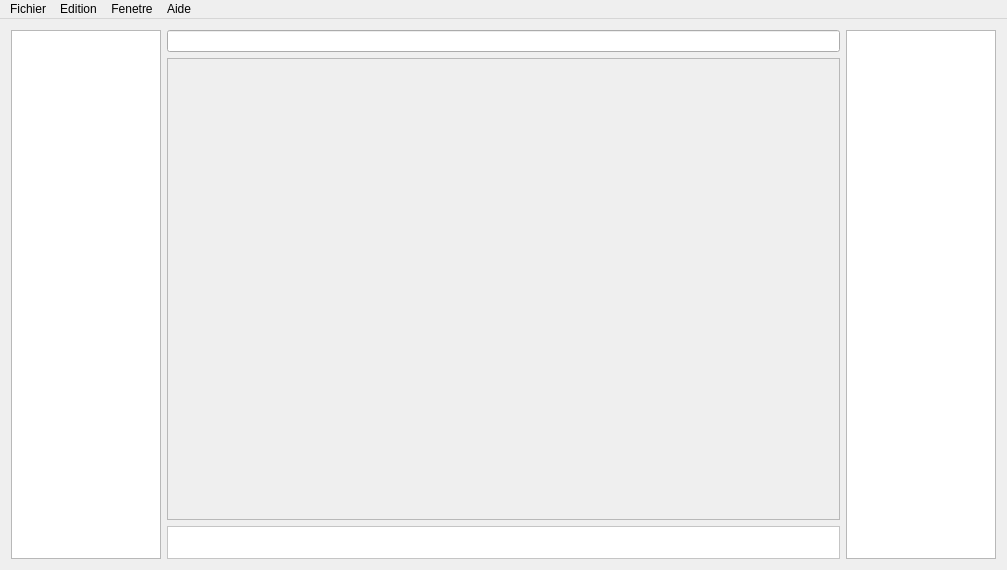
Old version of the form ChatIRC/mainframe.ui in the repository Phoenix63/IRC-like.
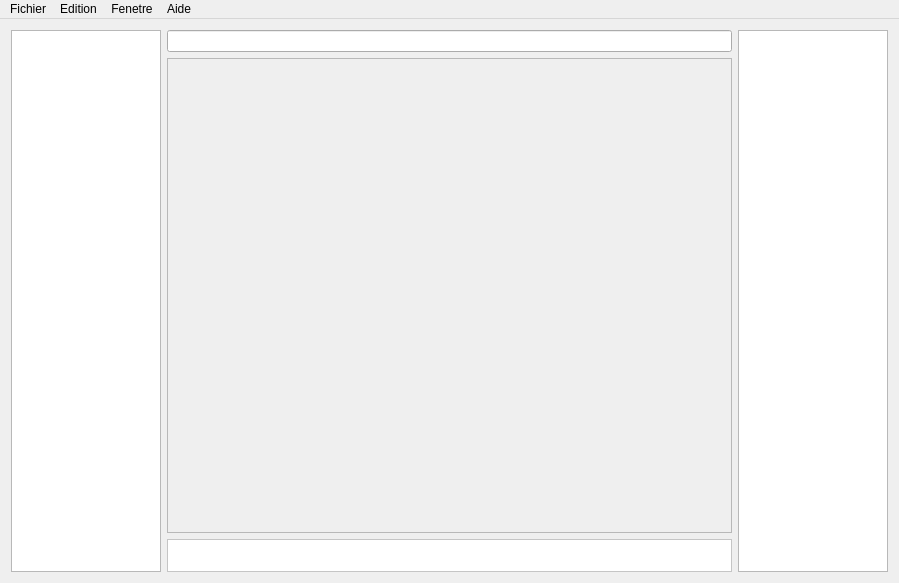
New version of the form.

Patch:
```diff
--- a/ChatIRC/mainframe.ui
+++ b/ChatIRC/mainframe.ui
@@ -6,8 +6,8 @@
    <rect>
     <x>0</x>
     <y>0</y>
-    <width>1007</width>
-    <height>570</height>
+    <width>899</width>
+    <height>583</height>
    </rect>
   </property>
   <property name="windowTitle">
@@ -56,8 +56,8 @@
           <rect>
            <x>0</x>
            <y>0</y>
-           <width>673</width>
-           <height>461</height>
+           <width>565</width>
+           <height>474</height>
           </rect>
          </property>
          <layout class="QVBoxLayout" name="verticalLayout_2">
@@ -69,6 +69,9 @@
             <property name="orientation">
              <enum>Qt::Vertical</enum>
             </property>
+            <property name="sizeType">
+             <enum>QSizePolicy::Expanding</enum>
+            </property>
             <property name="sizeHint" stdset="0">
              <size>
               <width>20</width>
@@ -193,7 +196,7 @@
     <rect>
      <x>0</x>
      <y>0</y>
-     <width>1007</width>
+     <width>899</width>
      <height>21</height>
     </rect>
    </property>
```
Left out of the diff: 15 changed lines with no effect on the pictures.
